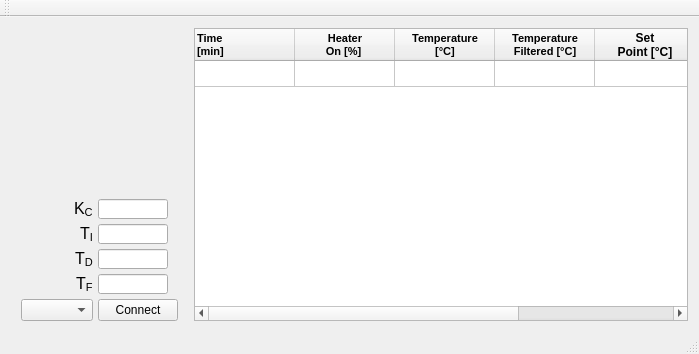
Old version of the form mainwindow.ui in the repository AnthonyA28/Qt-PWCL-test.
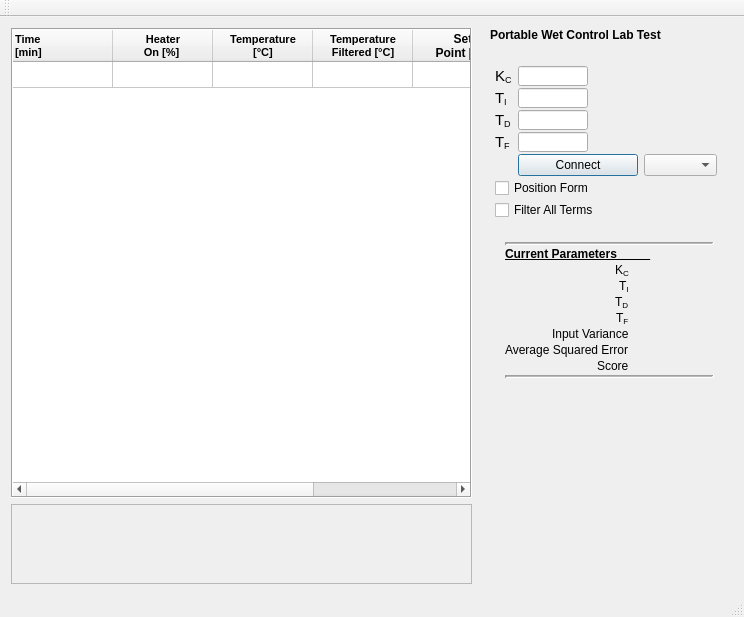
New version of the form.

```diff
--- a/mainwindow.ui
+++ b/mainwindow.ui
@@ -6,14 +6,14 @@
    <rect>
     <x>0</x>
     <y>0</y>
-    <width>699</width>
-    <height>354</height>
+    <width>744</width>
+    <height>617</height>
    </rect>
   </property>
   <property name="minimumSize">
    <size>
-    <width>699</width>
-    <height>354</height>
+    <width>0</width>
+    <height>490</height>
    </size>
   </property>
   <property name="windowTitle">
@@ -22,152 +22,7 @@
   <widget class="QWidget" name="centralWidget">
    <layout class="QHBoxLayout" name="horizontalLayout">
     <item>
-     <layout class="QFormLayout" name="formLayout">
-      <property name="sizeConstraint">
-       <enum>QLayout::SetMaximumSize</enum>
-      </property>
-      <property name="labelAlignment">
-       <set>Qt::AlignRight|Qt::AlignTrailing|Qt::AlignVCenter</set>
-      </property>
-      <property name="formAlignment">
-       <set>Qt::AlignBottom|Qt::AlignRight|Qt::AlignTrailing</set>
-      </property>
-      <property name="horizontalSpacing">
-       <number>5</number>
-      </property>
-      <property name="verticalSpacing">
-       <number>5</number>
-      </property>
-      <property name="leftMargin">
-       <number>10</number>
-      </property>
-      <property name="rightMargin">
-       <number>10</number>
-      </property>
-      <property name="bottomMargin">
-       <number>0</number>
-      </property>
-      <item row="0" column="0">
-       <widget class="QLabel" name="label_4">
-        <property name="text">
-         <string>&lt;html&gt;&lt;head/&gt;&lt;body&gt;&lt;p&gt;&lt;span style=&quot; font-size:12pt;&quot;&gt;K&lt;/span&gt;&lt;span style=&quot; font-size:12pt; vertical-align:sub;&quot;&gt;C&lt;/span&gt;&lt;/p&gt;&lt;/body&gt;&lt;/html&gt;</string>
-        </property>
-       </widget>
-      </item>
-      <item row="0" column="1">
-       <widget class="QLineEdit" name="kcTextBox">
-        <property name="maximumSize">
-         <size>
-          <width>70</width>
-          <height>20</height>
-         </size>
-        </property>
-       </widget>
-      </item>
-      <item row="1" column="0">
-       <widget class="QLabel" name="label_3">
-        <property name="text">
-         <string>&lt;html&gt;&lt;head/&gt;&lt;body&gt;&lt;p&gt;&lt;span style=&quot; font-size:12pt;&quot;&gt;Τ&lt;/span&gt;&lt;span style=&quot; font-size:12pt; vertical-align:sub;&quot;&gt;I&lt;/span&gt;&lt;/p&gt;&lt;/body&gt;&lt;/html&gt;</string>
-        </property>
-       </widget>
-      </item>
-      <item row="1" column="1">
-       <widget class="QLineEdit" name="tauiTextBox">
-        <property name="maximumSize">
-         <size>
-          <width>70</width>
-          <height>20</height>
-         </size>
-        </property>
-       </widget>
-      </item>
-      <item row="2" column="0">
-       <widget class="QLabel" name="label">
-        <property name="font">
-         <font>
-          <pointsize>9</pointsize>
-         </font>
-        </property>
-        <property name="layoutDirection">
-         <enum>Qt::LeftToRight</enum>
-        </property>
-        <property name="text">
-         <string>&lt;html&gt;&lt;head/&gt;&lt;body&gt;&lt;p&gt;&lt;span style=&quot; font-size:12pt;&quot;&gt;Τ&lt;/span&gt;&lt;span style=&quot; font-size:12pt; vertical-align:sub;&quot;&gt;D&lt;/span&gt;&lt;/p&gt;&lt;/body&gt;&lt;/html&gt;</string>
-        </property>
-        <property name="alignment">
-         <set>Qt::AlignLeading|Qt::AlignLeft|Qt::AlignVCenter</set>
-        </property>
-       </widget>
-      </item>
-      <item row="2" column="1">
-       <widget class="QLineEdit" name="taudTextBox">
-        <property name="maximumSize">
-         <size>
-          <width>70</width>
-          <height>20</height>
-         </size>
-        </property>
-       </widget>
-      </item>
-      <item row="3" column="0">
-       <widget class="QLabel" name="label_2">
-        <property name="text">
-         <string>&lt;html&gt;&lt;head/&gt;&lt;body&gt;&lt;p&gt;&lt;span style=&quot; font-size:12pt;&quot;&gt;Τ&lt;/span&gt;&lt;span style=&quot; font-size:12pt; vertical-align:sub;&quot;&gt;F&lt;/span&gt;&lt;/p&gt;&lt;/body&gt;&lt;/html&gt;</string>
-        </property>
-       </widget>
-      </item>
-      <item row="3" column="1">
-       <widget class="QLineEdit" name="taufTextBox">
-        <property name="maximumSize">
-         <size>
-          <width>70</width>
-          <height>20</height>
-         </size>
-        </property>
-       </widget>
-      </item>
-      <item row="4" column="1">
-       <widget class="QPushButton" name="setButton">
-        <property name="sizePolicy">
-         <sizepolicy hsizetype="Preferred" vsizetype="Preferred">
-          <horstretch>0</horstretch>
-          <verstretch>0</verstretch>
-         </sizepolicy>
-        </property>
-        <property name="minimumSize">
-         <size>
-          <width>20</width>
-          <height>0</height>
-         </size>
-        </property>
-        <property name="maximumSize">
-         <size>
-          <width>120</width>
-          <height>16777215</height>
-         </size>
-        </property>
-        <property name="font">
-         <font>
-          <pointsize>9</pointsize>
-         </font>
-        </property>
-        <property name="text">
-         <string>Connect</string>
-        </property>
-       </widget>
-      </item>
-      <item row="4" column="0">
-       <widget class="QComboBox" name="portComboBox">
-        <property name="sizePolicy">
-         <sizepolicy hsizetype="Preferred" vsizetype="Preferred">
-          <horstretch>0</horstretch>
-          <verstretch>0</verstretch>
-         </sizepolicy>
-        </property>
-       </widget>
-      </item>
-     </layout>
-    </item>
+     <layout class="QVBoxLayout" name="verticalLayout">
     <item>
      <widget class="QTableWidget" name="outputTable">
       <property name="enabled">
@@ -207,13 +62,13 @@
        <string notr="true"/>
       </property>
       <property name="frameShape">
-       <enum>QFrame::StyledPanel</enum>
+         <enum>QFrame::Box</enum>
       </property>
       <property name="lineWidth">
-       <number>2</number>
+         <number>1</number>
       </property>
       <property name="midLineWidth">
-       <number>2</number>
+         <number>0</number>
       </property>
       <property name="autoScrollMargin">
        <number>1</number>
@@ -417,6 +272,697 @@
       </item>
      </widget>
     </item>
+      <item>
+       <widget class="QPlainTextEdit" name="rawOutputTextEdit">
+        <property name="enabled">
+         <bool>false</bool>
+        </property>
+        <property name="maximumSize">
+         <size>
+          <width>16777215</width>
+          <height>80</height>
+         </size>
+        </property>
+        <property name="baseSize">
+         <size>
+          <width>100</width>
+          <height>10</height>
+         </size>
+        </property>
+        <property name="readOnly">
+         <bool>true</bool>
+        </property>
+       </widget>
+      </item>
+     </layout>
+    </item>
+    <item>
+     <layout class="QFormLayout" name="formLayout_2">
+      <property name="sizeConstraint">
+       <enum>QLayout::SetNoConstraint</enum>
+      </property>
+      <property name="rowWrapPolicy">
+       <enum>QFormLayout::WrapLongRows</enum>
+      </property>
+      <property name="horizontalSpacing">
+       <number>12</number>
+      </property>
+      <property name="verticalSpacing">
+       <number>2</number>
+      </property>
+      <property name="rightMargin">
+       <number>15</number>
+      </property>
+      <property name="bottomMargin">
+       <number>0</number>
+      </property>
+      <item row="6" column="1">
+       <widget class="QLabel" name="label_5">
+        <property name="sizePolicy">
+         <sizepolicy hsizetype="Fixed" vsizetype="Fixed">
+          <horstretch>0</horstretch>
+          <verstretch>0</verstretch>
+         </sizepolicy>
+        </property>
+        <property name="minimumSize">
+         <size>
+          <width>228</width>
+          <height>0</height>
+         </size>
+        </property>
+        <property name="maximumSize">
+         <size>
+          <width>304</width>
+          <height>16777215</height>
+         </size>
+        </property>
+        <property name="font">
+         <font>
+          <weight>75</weight>
+          <bold>true</bold>
+         </font>
+        </property>
+        <property name="text">
+         <string>&lt;html&gt;&lt;head/&gt;&lt;body&gt;&lt;p&gt;&lt;span style=&quot; font-size:9pt;&quot;&gt;Portable Wet Control Lab Test &lt;/span&gt;&lt;/p&gt;&lt;/body&gt;&lt;/html&gt;</string>
+        </property>
+       </widget>
+      </item>
+      <item row="11" column="1">
+       <layout class="QHBoxLayout" name="horizontalLayout_3">
+        <property name="spacing">
+         <number>10</number>
+        </property>
+        <property name="sizeConstraint">
+         <enum>QLayout::SetNoConstraint</enum>
+        </property>
+        <property name="topMargin">
+         <number>12</number>
+        </property>
+        <property name="bottomMargin">
+         <number>5</number>
+        </property>
+        <item>
+         <layout class="QFormLayout" name="formLayout">
+          <property name="sizeConstraint">
+           <enum>QLayout::SetMinimumSize</enum>
+          </property>
+          <property name="verticalSpacing">
+           <number>2</number>
+          </property>
+          <property name="leftMargin">
+           <number>5</number>
+          </property>
+          <property name="topMargin">
+           <number>10</number>
+          </property>
+          <property name="rightMargin">
+           <number>0</number>
+          </property>
+          <item row="0" column="0">
+           <widget class="QLabel" name="label_4">
+            <property name="text">
+             <string>&lt;html&gt;&lt;head/&gt;&lt;body&gt;&lt;p&gt;&lt;span style=&quot; font-size:11pt;&quot;&gt;K&lt;/span&gt;&lt;span style=&quot; font-size:11pt; vertical-align:sub;&quot;&gt;C&lt;/span&gt;&lt;/p&gt;&lt;/body&gt;&lt;/html&gt;</string>
+            </property>
+           </widget>
+          </item>
+          <item row="0" column="1">
+           <widget class="QLineEdit" name="kcTextBox">
+            <property name="sizePolicy">
+             <sizepolicy hsizetype="Fixed" vsizetype="Fixed">
+              <horstretch>0</horstretch>
+              <verstretch>0</verstretch>
+             </sizepolicy>
+            </property>
+            <property name="maximumSize">
+             <size>
+              <width>70</width>
+              <height>20</height>
+             </size>
+            </property>
+            <property name="alignment">
+             <set>Qt::AlignLeading|Qt::AlignLeft|Qt::AlignVCenter</set>
+            </property>
+           </widget>
+          </item>
+          <item row="1" column="0">
+           <widget class="QLabel" name="label_3">
+            <property name="text">
+             <string>&lt;html&gt;&lt;head/&gt;&lt;body&gt;&lt;p&gt;&lt;span style=&quot; font-size:11pt;&quot;&gt;Τ&lt;/span&gt;&lt;span style=&quot; font-size:11pt; vertical-align:sub;&quot;&gt;I&lt;/span&gt;&lt;/p&gt;&lt;/body&gt;&lt;/html&gt;</string>
+            </property>
+           </widget>
+          </item>
+          <item row="1" column="1">
+           <widget class="QLineEdit" name="tauiTextBox">
+            <property name="sizePolicy">
+             <sizepolicy hsizetype="Fixed" vsizetype="Fixed">
+              <horstretch>0</horstretch>
+              <verstretch>0</verstretch>
+             </sizepolicy>
+            </property>
+            <property name="maximumSize">
+             <size>
+              <width>70</width>
+              <height>20</height>
+             </size>
+            </property>
+            <property name="alignment">
+             <set>Qt::AlignLeading|Qt::AlignLeft|Qt::AlignVCenter</set>
+            </property>
+           </widget>
+          </item>
+          <item row="2" column="0">
+           <widget class="QLabel" name="label">
+            <property name="font">
+             <font>
+              <pointsize>9</pointsize>
+             </font>
+            </property>
+            <property name="layoutDirection">
+             <enum>Qt::LeftToRight</enum>
+            </property>
+            <property name="text">
+             <string>&lt;html&gt;&lt;head/&gt;&lt;body&gt;&lt;p&gt;&lt;span style=&quot; font-size:11pt;&quot;&gt;Τ&lt;/span&gt;&lt;span style=&quot; font-size:11pt; vertical-align:sub;&quot;&gt;D&lt;/span&gt;&lt;/p&gt;&lt;/body&gt;&lt;/html&gt;</string>
+            </property>
+            <property name="alignment">
+             <set>Qt::AlignLeading|Qt::AlignLeft|Qt::AlignVCenter</set>
+            </property>
+           </widget>
+          </item>
+          <item row="2" column="1">
+           <widget class="QLineEdit" name="taudTextBox">
+            <property name="sizePolicy">
+             <sizepolicy hsizetype="Fixed" vsizetype="Fixed">
+              <horstretch>0</horstretch>
+              <verstretch>0</verstretch>
+             </sizepolicy>
+            </property>
+            <property name="maximumSize">
+             <size>
+              <width>70</width>
+              <height>20</height>
+             </size>
+            </property>
+            <property name="alignment">
+             <set>Qt::AlignLeading|Qt::AlignLeft|Qt::AlignVCenter</set>
+            </property>
+           </widget>
+          </item>
+          <item row="3" column="0">
+           <widget class="QLabel" name="label_2">
+            <property name="text">
+             <string>&lt;html&gt;&lt;head/&gt;&lt;body&gt;&lt;p&gt;&lt;span style=&quot; font-size:11pt;&quot;&gt;Τ&lt;/span&gt;&lt;span style=&quot; font-size:11pt; vertical-align:sub;&quot;&gt;F&lt;/span&gt;&lt;/p&gt;&lt;/body&gt;&lt;/html&gt;</string>
+            </property>
+           </widget>
+          </item>
+          <item row="3" column="1">
+           <widget class="QLineEdit" name="taufTextBox">
+            <property name="sizePolicy">
+             <sizepolicy hsizetype="Fixed" vsizetype="Fixed">
+              <horstretch>0</horstretch>
+              <verstretch>0</verstretch>
+             </sizepolicy>
+            </property>
+            <property name="maximumSize">
+             <size>
+              <width>70</width>
+              <height>20</height>
+             </size>
+            </property>
+            <property name="alignment">
+             <set>Qt::AlignLeading|Qt::AlignLeft|Qt::AlignVCenter</set>
+            </property>
+           </widget>
+          </item>
+          <item row="8" column="1">
+           <layout class="QHBoxLayout" name="horizontalLayout_4">
+            <item>
+             <widget class="QPushButton" name="setButton">
+              <property name="sizePolicy">
+               <sizepolicy hsizetype="Fixed" vsizetype="Fixed">
+                <horstretch>0</horstretch>
+                <verstretch>0</verstretch>
+               </sizepolicy>
+              </property>
+              <property name="minimumSize">
+               <size>
+                <width>20</width>
+                <height>0</height>
+               </size>
+              </property>
+              <property name="maximumSize">
+               <size>
+                <width>120</width>
+                <height>27</height>
+               </size>
+              </property>
+              <property name="font">
+               <font>
+                <pointsize>9</pointsize>
+               </font>
+              </property>
+              <property name="text">
+               <string>Connect</string>
+              </property>
+              <property name="autoDefault">
+               <bool>true</bool>
+              </property>
+              <property name="default">
+               <bool>true</bool>
+              </property>
+             </widget>
+            </item>
+            <item>
+             <widget class="QComboBox" name="portComboBox">
+              <property name="sizePolicy">
+               <sizepolicy hsizetype="Fixed" vsizetype="Fixed">
+                <horstretch>0</horstretch>
+                <verstretch>0</verstretch>
+               </sizepolicy>
+              </property>
+              <property name="maximumSize">
+               <size>
+                <width>73</width>
+                <height>27</height>
+               </size>
+              </property>
+              <property name="editable">
+               <bool>false</bool>
+              </property>
+              <property name="frame">
+               <bool>true</bool>
+              </property>
+             </widget>
+            </item>
+           </layout>
+          </item>
+          <item row="13" column="0" colspan="2">
+           <widget class="QCheckBox" name="posFormCheckBox">
+            <property name="sizePolicy">
+             <sizepolicy hsizetype="Fixed" vsizetype="Fixed">
+              <horstretch>0</horstretch>
+              <verstretch>0</verstretch>
+             </sizepolicy>
+            </property>
+            <property name="maximumSize">
+             <size>
+              <width>296</width>
+              <height>16777215</height>
+             </size>
+            </property>
+            <property name="font">
+             <font>
+              <pointsize>9</pointsize>
+             </font>
+            </property>
+            <property name="text">
+             <string>Position Form</string>
+            </property>
+           </widget>
+          </item>
+          <item row="14" column="0" colspan="2">
+           <widget class="QCheckBox" name="filterAllCheckBox">
+            <property name="sizePolicy">
+             <sizepolicy hsizetype="Fixed" vsizetype="Fixed">
+              <horstretch>0</horstretch>
+              <verstretch>0</verstretch>
+             </sizepolicy>
+            </property>
+            <property name="maximumSize">
+             <size>
+              <width>296</width>
+              <height>16777215</height>
+             </size>
+            </property>
+            <property name="font">
+             <font>
+              <pointsize>9</pointsize>
+             </font>
+            </property>
+            <property name="text">
+             <string>Filter All Terms</string>
+            </property>
+           </widget>
+          </item>
+         </layout>
+        </item>
+       </layout>
+      </item>
+      <item row="12" column="1">
+       <layout class="QFormLayout" name="formLayout_3">
+        <property name="labelAlignment">
+         <set>Qt::AlignRight|Qt::AlignTrailing|Qt::AlignVCenter</set>
+        </property>
+        <property name="formAlignment">
+         <set>Qt::AlignLeading|Qt::AlignLeft|Qt::AlignTop</set>
+        </property>
+        <property name="horizontalSpacing">
+         <number>11</number>
+        </property>
+        <property name="verticalSpacing">
+         <number>2</number>
+        </property>
+        <property name="leftMargin">
+         <number>15</number>
+        </property>
+        <property name="topMargin">
+         <number>15</number>
+        </property>
+        <property name="rightMargin">
+         <number>4</number>
+        </property>
+        <item row="0" column="0" colspan="2">
+         <widget class="Line" name="line">
+          <property name="sizePolicy">
+           <sizepolicy hsizetype="Minimum" vsizetype="Minimum">
+            <horstretch>0</horstretch>
+            <verstretch>0</verstretch>
+           </sizepolicy>
+          </property>
+          <property name="minimumSize">
+           <size>
+            <width>2</width>
+            <height>0</height>
+           </size>
+          </property>
+          <property name="maximumSize">
+           <size>
+            <width>285</width>
+            <height>16777215</height>
+           </size>
+          </property>
+          <property name="frameShadow">
+           <enum>QFrame::Sunken</enum>
+          </property>
+          <property name="lineWidth">
+           <number>2</number>
+          </property>
+          <property name="midLineWidth">
+           <number>1</number>
+          </property>
+          <property name="orientation">
+           <enum>Qt::Horizontal</enum>
+          </property>
+         </widget>
+        </item>
+        <item row="1" column="0" colspan="2">
+         <widget class="QLabel" name="label_8">
+          <property name="sizePolicy">
+           <sizepolicy hsizetype="Fixed" vsizetype="Fixed">
+            <horstretch>0</horstretch>
+            <verstretch>0</verstretch>
+           </sizepolicy>
+          </property>
+          <property name="maximumSize">
+           <size>
+            <width>285</width>
+            <height>16777215</height>
+           </size>
+          </property>
+          <property name="text">
+           <string>&lt;html&gt;&lt;head/&gt;&lt;body&gt;&lt;p&gt;&lt;span style=&quot; font-size:9pt; font-weight:600; text-decoration: underline;&quot;&gt;Current Parameters_____&lt;/span&gt;&lt;/p&gt;&lt;/body&gt;&lt;/html&gt;</string>
+          </property>
+         </widget>
+        </item>
+        <item row="2" column="0">
+         <widget class="QLabel" name="label_6">
+          <property name="sizePolicy">
+           <sizepolicy hsizetype="Fixed" vsizetype="Fixed">
+            <horstretch>0</horstretch>
+            <verstretch>0</verstretch>
+           </sizepolicy>
+          </property>
+          <property name="maximumSize">
+           <size>
+            <width>16</width>
+            <height>16777215</height>
+           </size>
+          </property>
+          <property name="text">
+           <string>&lt;html&gt;&lt;head/&gt;&lt;body&gt;&lt;p&gt;&lt;span style=&quot; font-size:9pt;&quot;&gt;K&lt;/span&gt;&lt;span style=&quot; font-size:9pt; vertical-align:sub;&quot;&gt;C&lt;/span&gt;&lt;/p&gt;&lt;/body&gt;&lt;/html&gt;</string>
+          </property>
+         </widget>
+        </item>
+        <item row="2" column="1">
+         <widget class="QLabel" name="kcLabel">
+          <property name="sizePolicy">
+           <sizepolicy hsizetype="Fixed" vsizetype="Fixed">
+            <horstretch>0</horstretch>
+            <verstretch>0</verstretch>
+           </sizepolicy>
+          </property>
+          <property name="maximumSize">
+           <size>
+            <width>141</width>
+            <height>16777215</height>
+           </size>
+          </property>
+          <property name="text">
+           <string/>
+          </property>
+         </widget>
+        </item>
+        <item row="3" column="0">
+         <widget class="QLabel" name="label_10">
+          <property name="sizePolicy">
+           <sizepolicy hsizetype="Fixed" vsizetype="Fixed">
+            <horstretch>0</horstretch>
+            <verstretch>0</verstretch>
+           </sizepolicy>
+          </property>
+          <property name="maximumSize">
+           <size>
+            <width>14</width>
+            <height>16777215</height>
+           </size>
+          </property>
+          <property name="text">
+           <string>&lt;html&gt;&lt;head/&gt;&lt;body&gt;&lt;p&gt;&lt;span style=&quot; font-size:9pt;&quot;&gt;Τ&lt;/span&gt;&lt;span style=&quot; font-size:9pt; vertical-align:sub;&quot;&gt;I&lt;/span&gt;&lt;/p&gt;&lt;/body&gt;&lt;/html&gt;</string>
+          </property>
+         </widget>
+        </item>
+        <item row="3" column="1">
+         <widget class="QLabel" name="tauiLabel">
+          <property name="sizePolicy">
+           <sizepolicy hsizetype="Fixed" vsizetype="Fixed">
+            <horstretch>0</horstretch>
+            <verstretch>0</verstretch>
+           </sizepolicy>
+          </property>
+          <property name="maximumSize">
+           <size>
+            <width>141</width>
+            <height>16777215</height>
+           </size>
+          </property>
+          <property name="text">
+           <string/>
+          </property>
+         </widget>
+        </item>
+        <item row="5" column="0">
+         <widget class="QLabel" name="label_12">
+          <property name="sizePolicy">
+           <sizepolicy hsizetype="Fixed" vsizetype="Fixed">
+            <horstretch>0</horstretch>
+            <verstretch>0</verstretch>
+           </sizepolicy>
+          </property>
+          <property name="maximumSize">
+           <size>
+            <width>16</width>
+            <height>16777215</height>
+           </size>
+          </property>
+          <property name="text">
+           <string>&lt;html&gt;&lt;head/&gt;&lt;body&gt;&lt;p&gt;&lt;span style=&quot; font-size:9pt;&quot;&gt;Τ&lt;/span&gt;&lt;span style=&quot; font-size:9pt; vertical-align:sub;&quot;&gt;F&lt;/span&gt;&lt;/p&gt;&lt;/body&gt;&lt;/html&gt;</string>
+          </property>
+         </widget>
+        </item>
+        <item row="5" column="1">
+         <widget class="QLabel" name="taufLabel">
+          <property name="sizePolicy">
+           <sizepolicy hsizetype="Fixed" vsizetype="Fixed">
+            <horstretch>0</horstretch>
+            <verstretch>0</verstretch>
+           </sizepolicy>
+          </property>
+          <property name="maximumSize">
+           <size>
+            <width>141</width>
+            <height>16777215</height>
+           </size>
+          </property>
+          <property name="text">
+           <string/>
+          </property>
+         </widget>
+        </item>
+        <item row="7" column="0">
+         <widget class="QLabel" name="label_14">
+          <property name="sizePolicy">
+           <sizepolicy hsizetype="Fixed" vsizetype="Fixed">
+            <horstretch>0</horstretch>
+            <verstretch>0</verstretch>
+           </sizepolicy>
+          </property>
+          <property name="maximumSize">
+           <size>
+            <width>83</width>
+            <height>16777215</height>
+           </size>
+          </property>
+          <property name="text">
+           <string>&lt;html&gt;&lt;head/&gt;&lt;body&gt;&lt;p&gt;Input Variance&lt;/p&gt;&lt;/body&gt;&lt;/html&gt;</string>
+          </property>
+         </widget>
+        </item>
+        <item row="10" column="0" colspan="2">
+         <widget class="Line" name="line_2">
+          <property name="sizePolicy">
+           <sizepolicy hsizetype="Minimum" vsizetype="Minimum">
+            <horstretch>0</horstretch>
+            <verstretch>0</verstretch>
+           </sizepolicy>
+          </property>
+          <property name="minimumSize">
+           <size>
+            <width>2</width>
+            <height>0</height>
+           </size>
+          </property>
+          <property name="maximumSize">
+           <size>
+            <width>285</width>
+            <height>16777215</height>
+           </size>
+          </property>
+          <property name="frameShadow">
+           <enum>QFrame::Sunken</enum>
+          </property>
+          <property name="lineWidth">
+           <number>2</number>
+          </property>
+          <property name="midLineWidth">
+           <number>1</number>
+          </property>
+          <property name="orientation">
+           <enum>Qt::Horizontal</enum>
+          </property>
+         </widget>
+        </item>
+        <item row="8" column="0">
+         <widget class="QLabel" name="label_15">
+          <property name="sizePolicy">
+           <sizepolicy hsizetype="Fixed" vsizetype="Fixed">
+            <horstretch>0</horstretch>
+            <verstretch>0</verstretch>
+           </sizepolicy>
+          </property>
+          <property name="maximumSize">
+           <size>
+            <width>137</width>
+            <height>16777215</height>
+           </size>
+          </property>
+          <property name="text">
+           <string>&lt;html&gt;&lt;head/&gt;&lt;body&gt;&lt;p&gt;Average Squared Error&lt;/p&gt;&lt;/body&gt;&lt;/html&gt;</string>
+          </property>
+         </widget>
+        </item>
+        <item row="7" column="1">
+         <widget class="QLabel" name="inputVarLabel">
+          <property name="sizePolicy">
+           <sizepolicy hsizetype="Fixed" vsizetype="Fixed">
+            <horstretch>0</horstretch>
+            <verstretch>0</verstretch>
+           </sizepolicy>
+          </property>
+          <property name="maximumSize">
+           <size>
+            <width>141</width>
+            <height>16777215</height>
+           </size>
+          </property>
+          <property name="text">
+           <string/>
+          </property>
+         </widget>
+        </item>
+        <item row="8" column="1">
+         <widget class="QLabel" name="avgerrLabel">
+          <property name="sizePolicy">
+           <sizepolicy hsizetype="Fixed" vsizetype="Fixed">
+            <horstretch>0</horstretch>
+            <verstretch>0</verstretch>
+           </sizepolicy>
+          </property>
+          <property name="maximumSize">
+           <size>
+            <width>141</width>
+            <height>16777215</height>
+           </size>
+          </property>
+          <property name="text">
+           <string/>
+          </property>
+         </widget>
+        </item>
+        <item row="9" column="0">
+         <widget class="QLabel" name="label_7">
+          <property name="text">
+           <string>Score</string>
+          </property>
+         </widget>
+        </item>
+        <item row="9" column="1">
+         <widget class="QLabel" name="scoreLabel">
+          <property name="text">
+           <string/>
+          </property>
+         </widget>
+        </item>
+        <item row="4" column="0">
+         <widget class="QLabel" name="label_16">
+          <property name="sizePolicy">
+           <sizepolicy hsizetype="Fixed" vsizetype="Fixed">
+            <horstretch>0</horstretch>
+            <verstretch>0</verstretch>
+           </sizepolicy>
+          </property>
+          <property name="maximumSize">
+           <size>
+            <width>17</width>
+            <height>16777215</height>
+           </size>
+          </property>
+          <property name="text">
+           <string>&lt;html&gt;&lt;head/&gt;&lt;body&gt;&lt;p&gt;&lt;span style=&quot; font-size:9pt;&quot;&gt;Τ&lt;/span&gt;&lt;span style=&quot; font-size:9pt; vertical-align:sub;&quot;&gt;D&lt;/span&gt;&lt;/p&gt;&lt;/body&gt;&lt;/html&gt;</string>
+          </property>
+         </widget>
+        </item>
+        <item row="4" column="1">
+         <widget class="QLabel" name="taudLabel">
+          <property name="sizePolicy">
+           <sizepolicy hsizetype="Fixed" vsizetype="Fixed">
+            <horstretch>0</horstretch>
+            <verstretch>0</verstretch>
+           </sizepolicy>
+          </property>
+          <property name="maximumSize">
+           <size>
+            <width>141</width>
+            <height>16777215</height>
+           </size>
+          </property>
+          <property name="text">
+           <string/>
+          </property>
+         </widget>
+        </item>
+       </layout>
+      </item>
+     </layout>
+    </item>
    </layout>
   </widget>
   <widget class="QMenuBar" name="menuBar">
```
Left out of the diff: 13 changed lines with no effect on the pictures. Lines whose indentation alone changed are shown as unchanged.
